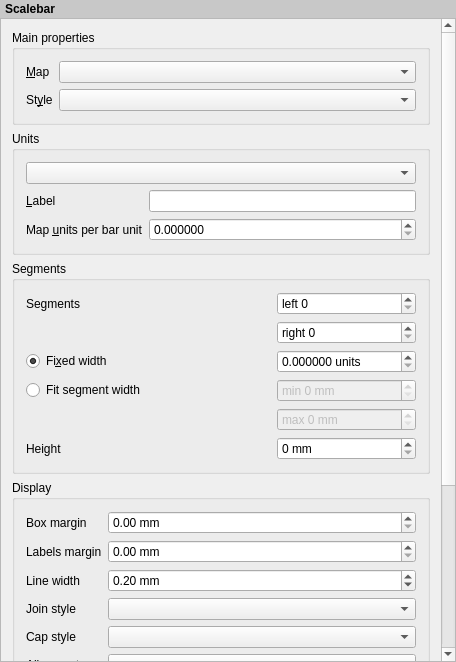
First picture: the form in src/ui/composer/qgscomposerscalebarwidgetbase.ui, repository qgis/QGIS, before the edit.
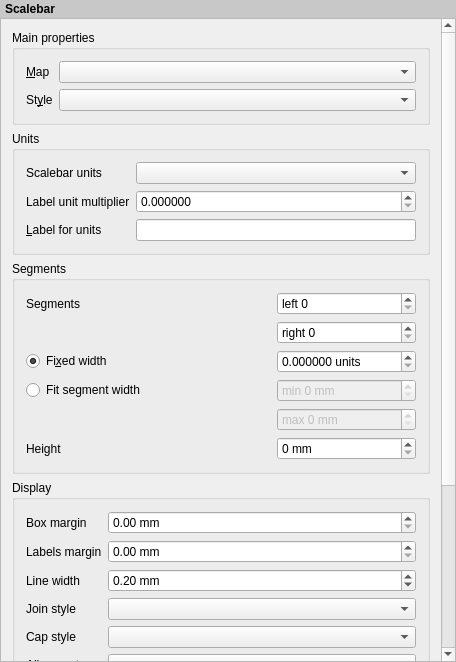
Second picture: the form after the edit. Custom widgets are drawn as their Qt base class.

Commit message:
[composer] Fix wording of scalebar widget controls (fix #12063)
Also add some tooltips to clarify meaning of various controls

```diff
--- a/src/ui/composer/qgscomposerscalebarwidgetbase.ui
+++ b/src/ui/composer/qgscomposerscalebarwidgetbase.ui
@@ -60,7 +60,7 @@
       <property name="geometry">
        <rect>
         <x>0</x>
-        <y>-275</y>
+        <y>0</y>
         <width>438</width>
         <height>914</height>
        </rect>
@@ -143,11 +143,18 @@
          <property name="collapsed" stdset="0">
           <bool>false</bool>
          </property>
-         <layout class="QGridLayout" name="gridLayout_2" columnstretch="0,1">
-          <item row="1" column="0">
+         <layout class="QGridLayout" name="gridLayout_2" columnstretch="0,0">
+          <item row="0" column="0">
+           <widget class="QLabel" name="label_12">
+            <property name="text">
+             <string>Scalebar units</string>
+            </property>
+           </widget>
+          </item>
+          <item row="2" column="0">
            <widget class="QLabel" name="mUnitLabelLabel">
             <property name="text">
-             <string>&amp;Label</string>
+             <string>&amp;Label for units</string>
             </property>
             <property name="wordWrap">
              <bool>true</bool>
@@ -158,12 +165,39 @@
            </widget>
           </item>
           <item row="1" column="1">
-           <widget class="QLineEdit" name="mUnitLabelLineEdit"/>
+           <widget class="QgsDoubleSpinBox" name="mMapUnitsPerBarUnitSpinBox">
+            <property name="toolTip">
+             <string>Specifies how many scalebar units per labeled unit. Eg, if your scalebar units are set to &quot;meters&quot;, a multiplier of 1000 will result in the scalebar labels in kilometers.</string>
+            </property>
+            <property name="decimals">
+             <number>6</number>
+            </property>
+            <property name="maximum">
+             <double>9999999999999.000000000000000</double>
+            </property>
+            <property name="showClearButton" stdset="0">
+             <bool>false</bool>
+            </property>
+           </widget>
           </item>
-          <item row="2" column="0">
+          <item row="2" column="1">
+           <widget class="QLineEdit" name="mUnitLabelLineEdit">
+            <property name="toolTip">
+             <string>Text used for labeling the scalebar units, eg &quot;m&quot; or &quot;km&quot;. This should be matched to the reflect the multiplier above. </string>
+            </property>
+           </widget>
+          </item>
+          <item row="0" column="1">
+           <widget class="QComboBox" name="mUnitsComboBox">
+            <property name="toolTip">
+             <string>Specifies the underlying units used for scalebar calculations, eg &quot;meters&quot; or &quot;feet&quot;</string>
+            </property>
+           </widget>
+          </item>
+          <item row="1" column="0">
            <widget class="QLabel" name="mMapUnitsPerBarUnitLabel">
             <property name="text">
-             <string>Map &amp;units per bar unit</string>
+             <string>Label unit multiplier</string>
             </property>
             <property name="wordWrap">
              <bool>false</bool>
@@ -173,22 +207,6 @@
             </property>
            </widget>
           </item>
-          <item row="2" column="1">
-           <widget class="QgsDoubleSpinBox" name="mMapUnitsPerBarUnitSpinBox">
-            <property name="decimals">
-             <number>6</number>
-            </property>
-            <property name="maximum">
-             <double>9999999999999.000000000000000</double>
-            </property>
-            <property name="showClearButton" stdset="0">
-             <bool>false</bool>
-            </property>
-           </widget>
-          </item>
-          <item row="0" column="0" colspan="2">
-           <widget class="QComboBox" name="mUnitsComboBox"/>
-          </item>
          </layout>
         </widget>
        </item>
@@ -664,21 +682,21 @@
    <extends>QDoubleSpinBox</extends>
    <header>qgsdoublespinbox.h</header>
   </customwidget>
+  <customwidget>
+   <class>QgsPenJoinStyleComboBox</class>
+   <extends>QComboBox</extends>
+   <header>qgspenstylecombobox.h</header>
+  </customwidget>
+  <customwidget>
+   <class>QgsPenCapStyleComboBox</class>
+   <extends>QComboBox</extends>
+   <header>qgspenstylecombobox.h</header>
+  </customwidget>
   <customwidget>
    <class>QgsSpinBox</class>
    <extends>QSpinBox</extends>
    <header>qgsspinbox.h</header>
   </customwidget>
-  <customwidget>
-   <class>QgsPenJoinStyleComboBox</class>
-   <extends>QComboBox</extends>
-   <header>qgspenstylecombobox.h</header>
-  </customwidget>
-  <customwidget>
-   <class>QgsPenCapStyleComboBox</class>
-   <extends>QComboBox</extends>
-   <header>qgspenstylecombobox.h</header>
-  </customwidget>
   <customwidget>
    <class>QgsCollapsibleGroupBoxBasic</class>
    <extends>QGroupBox</extends>
```
Left out of the diff: 5 changed lines with no effect on the pictures.
